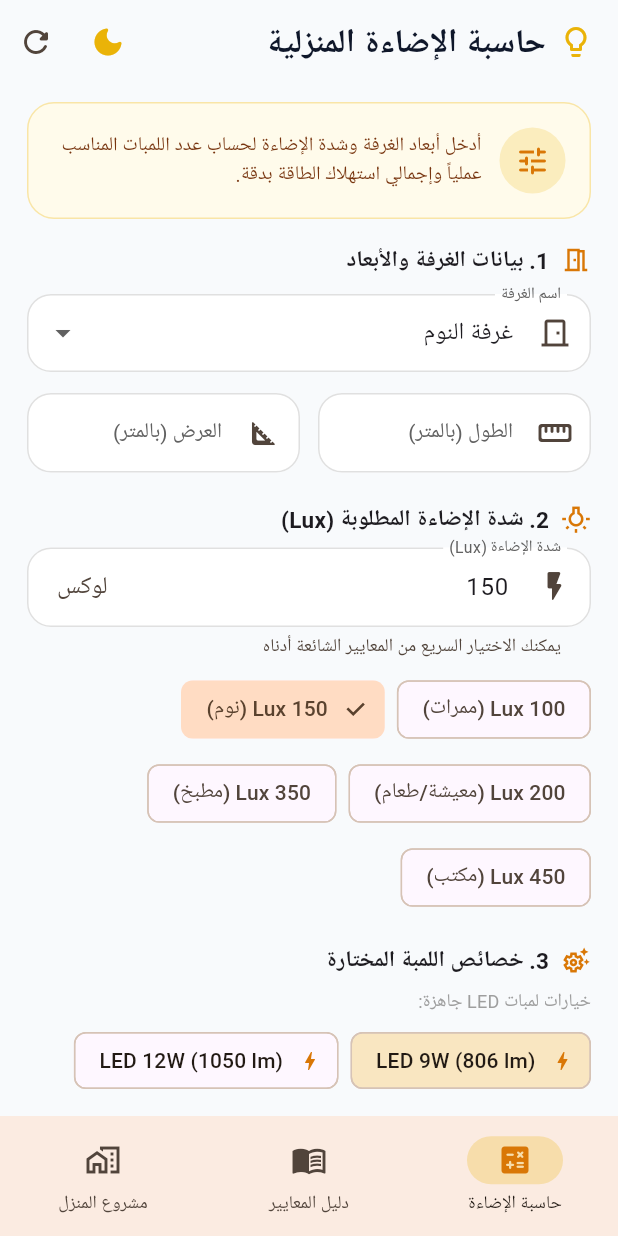
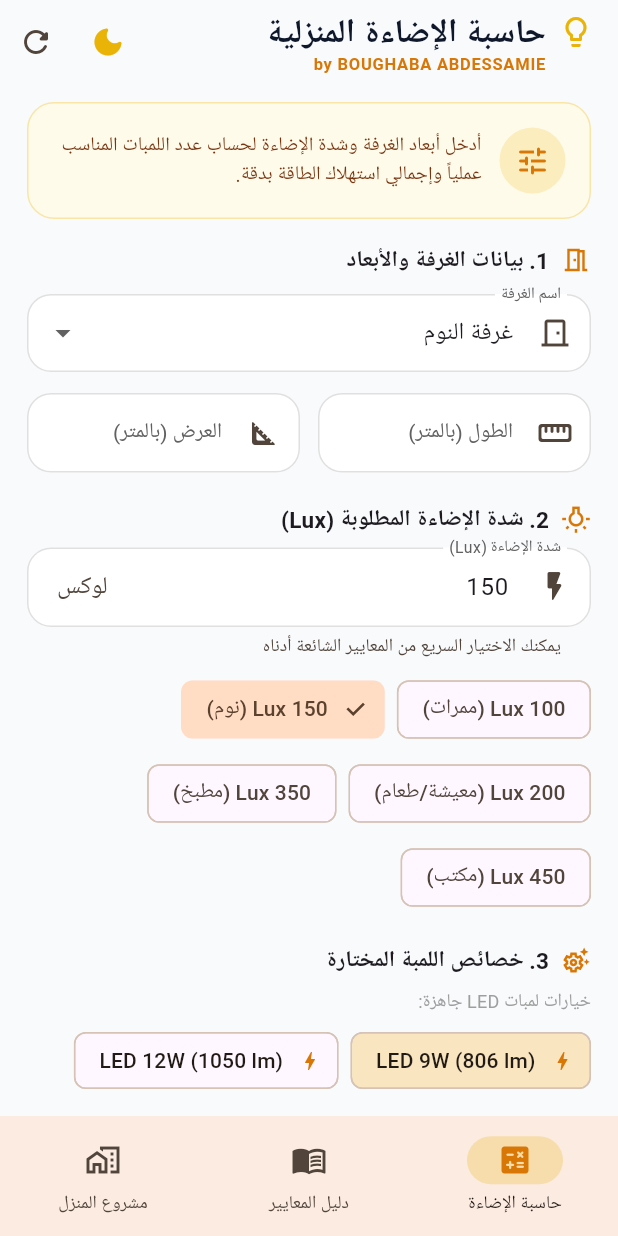
Before and after one commit to abdessamie70-dotcom/lumcul1, a Flutter app: the screen it shows after launch, on a phone screen of 412 x 824 dp. Run offline on Flutter 3.47's test engine with Material 3 defaults, Android fonts, the phone set to English and light mode, and no system bars.

Commit message:
Add 'by BOUGHABA ABDESSAMIE' under app title

```diff
--- a/lib/screens/calculator_screen.dart
+++ b/lib/screens/calculator_screen.dart
@@ -131,11 +131,29 @@ class _CalculatorScreenState extends State<CalculatorScreen> {
 
     return Scaffold(
       appBar: AppBar(
-        title: const Row(
+        title: Column(
+          crossAxisAlignment: CrossAxisAlignment.start,
+          mainAxisSize: MainAxisSize.min,
           children: [
-            Icon(Icons.lightbulb_outline_rounded, color: AppTheme.primaryAmber),
-            SizedBox(width: 8),
-            Text('حاسبة الإضاءة المنزلية'),
+            const Row(
+              children: [
+                Icon(Icons.lightbulb_outline_rounded, color: AppTheme.primaryAmber),
+                SizedBox(width: 8),
+                Text('حاسبة الإضاءة المنزلية'),
+              ],
+            ),
+            Padding(
+              padding: const EdgeInsets.only(right: 32),
+              child: Text(
+                'by BOUGHABA ABDESSAMIE',
+                style: TextStyle(
+                  fontSize: 11,
+                  fontWeight: FontWeight.w600,
+                  color: isDark ? AppTheme.primaryAmber : AppTheme.primaryDarkAmber,
+                  letterSpacing: 0.5,
+                ),
+              ),
+            ),
           ],
         ),
         actions: [
```
